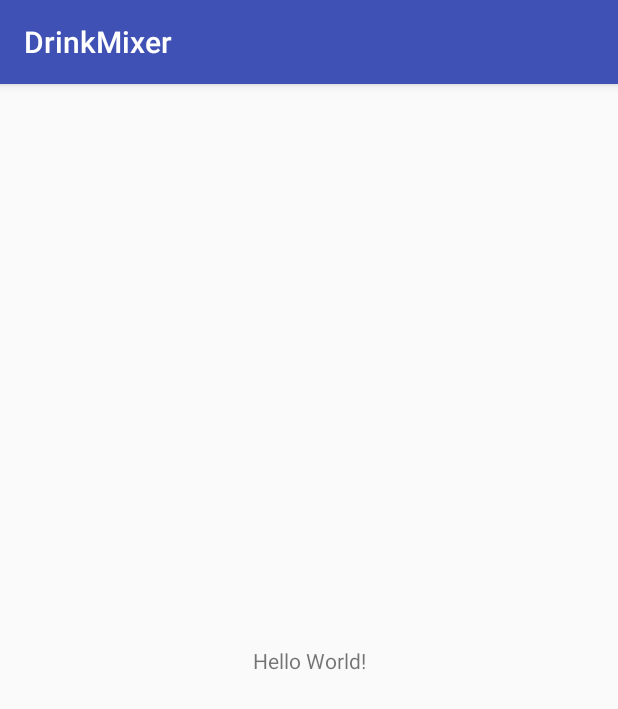
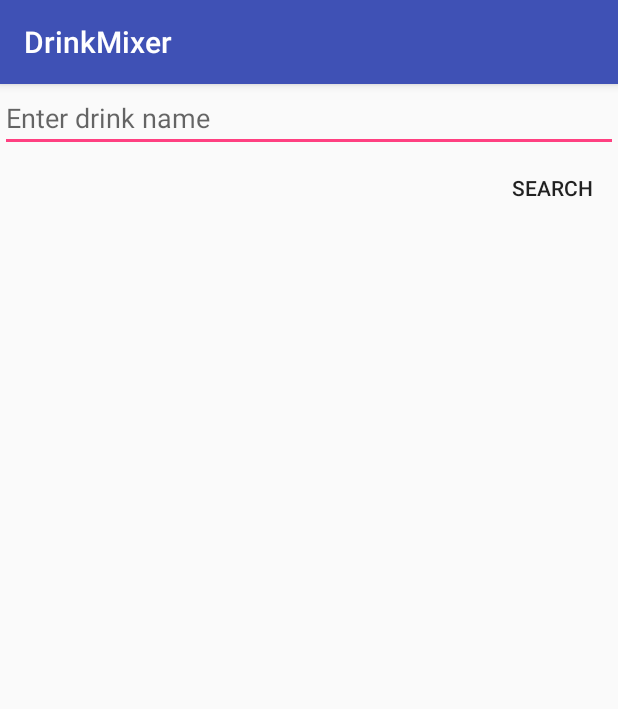
Before and after one commit to delkato/DrinkMixer, an Android app: the screen it shows after launch (MainActivity), on a phone screen of 412 x 824 dp. Shown: the top 709 px of the screen. Run offline under Robolectric (Android 15) with nearby library versions, the phone set to English and light mode, and no system bars.

Commit message:
Allow searching of cocktail API + display text

```diff
--- a/app/src/main/AndroidManifest.xml
+++ b/app/src/main/AndroidManifest.xml
@@ -1,6 +1,8 @@
 <?xml version="1.0" encoding="utf-8"?>
 <manifest xmlns:android="http://schemas.android.com/apk/res/android"
     package="delgado.drinkmixer">
+
+    <uses-permission android:name="android.permission.INTERNET"/>
 
     <application
         android:allowBackup="true"
--- a/app/src/main/res/layout/activity_main.xml
+++ b/app/src/main/res/layout/activity_main.xml
@@ -1,18 +1,41 @@
-<?xml version="1.0" encoding="utf-8"?>
-<android.support.constraint.ConstraintLayout xmlns:android="http://schemas.android.com/apk/res/android"
-    xmlns:app="http://schemas.android.com/apk/res-auto"
+<LinearLayout xmlns:android="http://schemas.android.com/apk/res/android"
     xmlns:tools="http://schemas.android.com/tools"
     android:layout_width="match_parent"
     android:layout_height="match_parent"
+    android:orientation="vertical"
     tools:context="delgado.drinkmixer.MainActivity">
 
-    <TextView
+    <EditText
+        android:id="@+id/nameText"
+        android:layout_width="match_parent"
+        android:layout_height="wrap_content"
+        android:hint="Enter drink name"
+        android:inputType="text" />
+    <Button
+        android:id="@+id/queryButton"
         android:layout_width="wrap_content"
         android:layout_height="wrap_content"
-        android:text="Hello World!"
-        app:layout_constraintBottom_toBottomOf="parent"
-        app:layout_constraintLeft_toLeftOf="parent"
-        app:layout_constraintRight_toRightOf="parent"
-        app:layout_constraintTop_toTopOf="parent" />
-
-</android.support.constraint.ConstraintLayout>
+        android:layout_gravity="end"
+        style="@style/Base.Widget.AppCompat.Button.Borderless"
+        android:text="Search"/>
+    <RelativeLayout
+        android:layout_width="match_parent"
+        android:layout_height="match_parent"
+        android:gravity="center">
+        <ProgressBar
+            android:id="@+id/progressBar"
+            android:layout_width="wrap_content"
+            android:layout_height="wrap_content"
+            android:indeterminate="true"
+            android:layout_centerHorizontal="true"
+            android:visibility="gone" />
+        <ScrollView
+            android:layout_width="match_parent"
+            android:layout_height="match_parent">
+            <TextView
+                android:id="@+id/responseView"
+                android:layout_width="wrap_content"
+                android:layout_height="wrap_content" />
+        </ScrollView>
+    </RelativeLayout>
+</LinearLayout>
```
Also changed, not shown: app/src/main/java/delgado/drinkmixer/MainActivity.java (+91 -0 lines).
